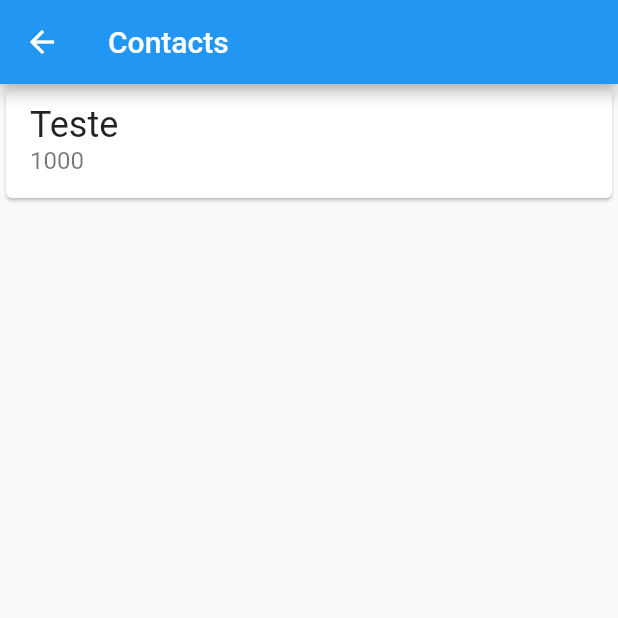
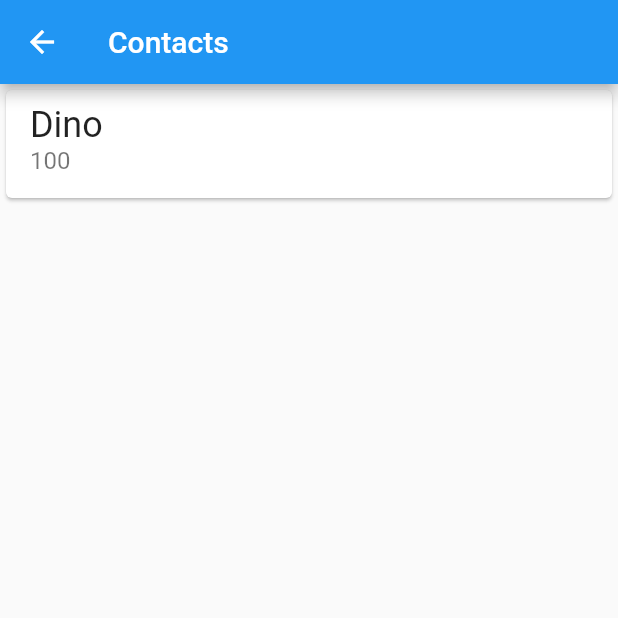
Before and after one commit to karlgama/flutter-contatos, a Flutter app: the screen it shows after launch, after a tap on "Contacts", on a phone screen of 412 x 824 dp, the top half of it. Run offline on Flutter 3.47's test engine with Material 2 defaults, Android fonts, the phone set to English and light mode, and no system bars; our stand-ins replace sqflite; accounts and stored records are empty.

```diff
--- a/lib/database/app_database.dart
+++ b/lib/database/app_database.dart
@@ -4,10 +4,13 @@ import 'package:sqflite/sqflite.dart';
 
 Future<Database> createDatabase() {
   return getDatabasesPath().then((dbPath) {
-    final String path = join(dbPath, 'bytebank.db');
+    //alguma_coisa.db é o nome do banco, mudado para fins de teste
+    final String path = join(dbPath, 'outrdddo.db');
     return openDatabase(path, onCreate: (db, version) {
-      db.execute(
-          "CREATE TABLE contacts('id INTEGER PRIMARY KEY,''name TEXT, ''account_number INTEGER, ' )");
+      db.execute('CREATE TABLE contacts('
+          'id INTEGER PRIMARY KEY, '
+          'name TEXT, '
+          'account_number INTEGER)');
     }, version: 1);
   });
 }
@@ -15,9 +18,8 @@ Future<Database> createDatabase() {
 Future<int> save(Contact contact) {
   return createDatabase().then((db) {
     final Map<String, dynamic> contactMap = Map();
-    contactMap['id'] = contact.id;
     contactMap['name'] = contact.name;
-    contactMap['accountNumber'] = contact.accountNumber;
+    contactMap['account_number'] = contact.accountNumber;
 
     return db.insert('contacts', contactMap);
   });
@@ -31,7 +33,7 @@ Future<List<Contact>> findAll() {
         final Contact contact = Contact(
           map['id'],
           map['name'],
-          map['accountNumber'],
+          map['account_number'],
         );
         contacts.add(contact);
       }
--- a/lib/main.dart
+++ b/lib/main.dart
@@ -6,7 +6,7 @@ import 'screens/dashboard.dart';
 
 void main() {
   runApp(Bytebank());
-  save(Contact(0, 'teste', 10000)).then((id) {
+  save(Contact(0, 'dASD', 10000)).then((id) {
     findAll().then((contacts) => debugPrint(contacts.toString()));
   });
 }
--- a/lib/screens/contacts_list.dart
+++ b/lib/screens/contacts_list.dart
@@ -1,32 +1,23 @@
+import 'package:bytebank_contatos/models/contact.dart';
 import 'package:bytebank_contatos/screens/contact_form.dart';
 import 'package:flutter/material.dart';
 
 class ContactsList extends StatelessWidget {
+  final List<Contact> contacts = [];
+
   @override
   Widget build(BuildContext context) {
+    contacts.add(Contact(1, 'Dino', 100));
     return Scaffold(
       appBar: AppBar(
         title: Text('Contacts'),
       ),
-      body: ListView(
-        children: [
-          Card(
-            child: ListTile(
-              title: Text(
-                'Teste',
-                style: TextStyle(
-                  fontSize: 24,
-                ),
-              ),
-              subtitle: Text(
-                '1000',
-                style: TextStyle(
-                  fontSize: 16,
-                ),
-              ),
-            ),
-          )
-        ],
+      body: ListView.builder(
+        itemBuilder: (context, index) {
+          final Contact contact = contacts[index];
+          return _ContactItem(contact);
+        },
+        itemCount: contacts.length,
       ),
       floatingActionButton: FloatingActionButton(
         onPressed: () {
@@ -45,3 +36,29 @@ class ContactsList extends StatelessWidget {
     );
   }
 }
+
+class _ContactItem extends StatelessWidget {
+  final Contact contact;
+
+  _ContactItem(this.contact);
+
+  @override
+  Widget build(BuildContext context) {
+    return Card(
+      child: ListTile(
+        title: Text(
+          contact.name,
+          style: TextStyle(
+            fontSize: 24,
+          ),
+        ),
+        subtitle: Text(
+          contact.accountNumber.toString(),
+          style: TextStyle(
+            fontSize: 16,
+          ),
+        ),
+      ),
+    );
+  }
+}
```
